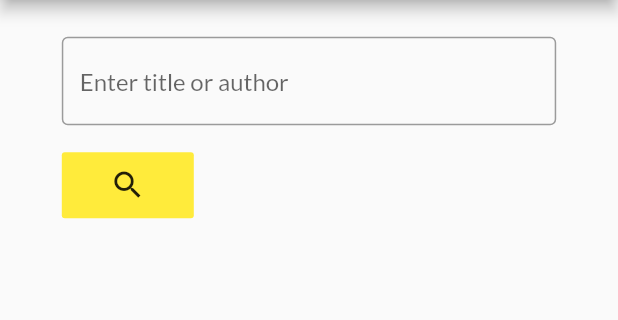
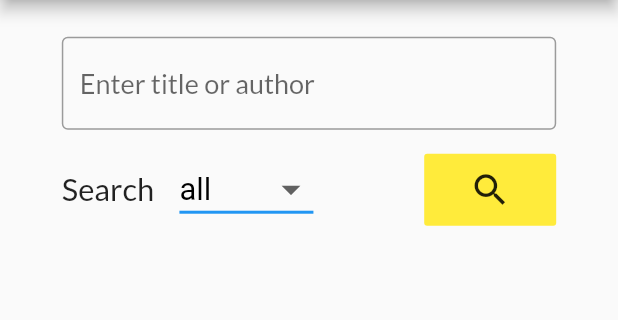
Before and after one commit to Pandaliha/flutter_app, a Flutter app: the Books screen opened by its route, on a phone screen of 412 x 824 dp, the part 84-404 px from its top. Run offline on Flutter 3.47's test engine with Material 2 defaults, Android fonts, the phone set to English and light mode, and no system bars; our stand-ins replace material_design_icons_flutter; network calls fail.

Commit message:
books form input fields

```diff
--- a/lib/pages/books/books.dart
+++ b/lib/pages/books/books.dart
@@ -1,3 +1,4 @@
+import 'package:flutter/cupertino.dart';
 import 'package:flutter/material.dart';
 import 'package:flutter_app/pages/menu/menu.dart';
 import 'package:flutter/services.dart';
@@ -12,14 +13,12 @@ class Books extends StatefulWidget {
   _BooksState createState() => _BooksState();
 }
 
-
-enum Filter { all, title, author}
-
 class _BooksState extends State<Books> {
   TextEditingController _controller = TextEditingController();
   String searchterm;
-  Filter _filter = Filter.all;
+  //Filter _filter = Filter.all;
   final _formKey = GlobalKey<FormState>();
+  String dropdownValue = 'all';
 
   @override
   void initState() {
@@ -62,6 +61,7 @@ class _BooksState extends State<Books> {
                     child: TextFormField(
                       decoration: const InputDecoration(
                         hintText: 'Enter title or author',
+                        hintStyle: TextStyle(fontSize: 18),
                         border: OutlineInputBorder(),
                         //icon: Icon(Icons.search),
                       ),
@@ -73,88 +73,57 @@ class _BooksState extends State<Books> {
                       },
                     ),
                   ),
-
-                  /*Text('Search for: ', style: TextStyle(
-                    fontSize: width * 0.055,
-                  ),),*/
-                  /*ListTile(
-                    title: const Text('All'),
-                    leading: Radio(
-                      value: Filter.all,
-                      groupValue: _filter,
-                      onChanged: (Filter value) {
+              Padding(
+                padding: const EdgeInsets.symmetric(vertical: 8.0),
+                child: Row(
+                  mainAxisAlignment: MainAxisAlignment.spaceBetween,
+                  children: <Widget>[
+                     Text('Search ', style: TextStyle(
+                        fontSize: width * 0.05,
+                      ),
+                      ),
+                    DropdownButton<String>(
+                      value: dropdownValue,
+                      icon: Icon(Icons.arrow_drop_down, size: 30.0,),
+                      iconSize: 28,
+                      elevation: 16,
+                      style: TextStyle(color: Theme.of(context).cursorColor, fontSize: width * 0.05),
+                      underline: Container(
+                        height: 2,
+                        color: Theme.of(context).accentColor,
+                      ),
+                      onChanged: (String newValue) {
                         setState(() {
-                          _filter = value;
+                          dropdownValue = newValue;
                         });
                       },
+                      items: <String>['all', 'title', 'author']
+                          .map<DropdownMenuItem<String>>((String value) {
+                        return DropdownMenuItem<String>(
+                          value: value,
+                          child: Text(value),
+                        );
+                      }).toList(),
                     ),
-                  ),
-                  ListTile(
-                    title: const Text('Title'),
-                    leading: Radio(
-                      value: Filter.title,
-                      groupValue: _filter,
-                      onChanged: (Filter value) {
-                        setState(() {
-                          _filter = value;
-                        });
-                      },
-                    ),
-                  ),
-                  ListTile(
-                    title: const Text('Author'),
-                    leading: Radio(
-                      value: Filter.author,
-                      groupValue: _filter,
-                      onChanged: (Filter value) {
-                        setState(() {
-                          _filter = value;
-                        });
-                      },
-                    ),
-                  ),*/
-                  Padding(
-                    padding: const EdgeInsets.symmetric(vertical: 8.0),
-                    child: FlatButton(
+                    Padding(padding: EdgeInsets.symmetric(horizontal: 24.0)),
+                    FlatButton(
                           color: Theme.of(context).buttonColor,
                           disabledColor: Colors.grey,
-                        padding: EdgeInsets.all(10.0),
+                          padding: EdgeInsets.symmetric(vertical: 10.0, horizontal: 12.0),
                           splashColor: Theme.of(context).primaryColor,
                           onPressed: () {
                             if (_formKey.currentState.validate()) {
                               // Process data.
                             }
                           },
-                      child: Icon(Icons.search) //Text('Submit'),
+                          child: Icon(Icons.search, size: 28.0,) //Text('Submit'),
+                      ),
+                  ],
                 ),
               ),
                 ],
               ),
             ),
-
-                /*TextField(
-                  decoration: InputDecoration(
-                    border: OutlineInputBorder(),
-                    labelText: 'Enter title or author',
-                    icon: Icon(Icons.search),
-                  ),
-                controller: _controller,
-                onSubmitted: (String searchterm) async {
-                  await showDialog<void>(
-                    context: context,
-                    builder: (BuildContext context) {
-                      // TODO
-                      return Text(
-                        'To DO',
-                        style: TextStyle(
-                          fontSize: width * 0.05,
-                        ),
-                      );
-                    },
-                  );
-                },
-      ),*/
-
               ],
             ),
           ),
--- a/lib/pages/settings/settings.dart
+++ b/lib/pages/settings/settings.dart
@@ -78,7 +78,11 @@ class _SettingsState extends State<Settings> {
                             ),
                           ],
                         ),
-                        RaisedButton(
+                        FlatButton(
+                          color: Theme.of(context).buttonColor,
+                          disabledColor: Colors.grey,
+                          padding: EdgeInsets.all(10.0),
+                          splashColor: Theme.of(context).primaryColor,
                           onPressed: () {
                             _changeTheme(context, MyThemeKeys.LIGHT);
                           },
@@ -117,7 +121,11 @@ class _SettingsState extends State<Settings> {
                             ),
                           ],
                         ),
-                        RaisedButton(
+                        FlatButton(
+                          color: Theme.of(context).buttonColor,
+                          disabledColor: Colors.grey,
+                          padding: EdgeInsets.all(10.0),
+                          splashColor: Theme.of(context).primaryColor,
                           onPressed: () {
                             _changeTheme(context, MyThemeKeys.DARK);
                           },
@@ -156,7 +164,11 @@ class _SettingsState extends State<Settings> {
                             ),
                           ],
                         ),
-                        RaisedButton(
+                        FlatButton(
+                          color: Theme.of(context).buttonColor,
+                          disabledColor: Colors.grey,
+                          padding: EdgeInsets.all(10.0),
+                          splashColor: Theme.of(context).primaryColor,
                           onPressed: () {
                             _changeTheme(context, MyThemeKeys.BW);
                           },
--- a/lib/style/themes.dart
+++ b/lib/style/themes.dart
@@ -7,8 +7,9 @@ class MyThemes {
     primaryColor: Color(0xff8BC34A),
     highlightColor: Color(0xffc6ff00),
     accentColor: Color(0xff2196f3),
+    buttonColor: Color(0xffFFEB3B),
+    cursorColor: Colors.black,
     brightness: Brightness.light,
-    buttonColor: Color(0xffFFEB3B),
     fontFamily: 'Lato',
   );
 
@@ -17,6 +18,7 @@ class MyThemes {
     highlightColor: Color(0xffd500f9),
     accentColor: Colors.deepPurpleAccent,
     buttonColor: Colors.deepPurple[300],
+    cursorColor: Colors.white,
     brightness: Brightness.dark,
     fontFamily: 'Lato',
   );
@@ -26,6 +28,7 @@ class MyThemes {
     highlightColor: Color(0xffeeeeee),
     accentColor:  Colors.white,
     buttonColor: Colors.grey[500],
+    cursorColor: Colors.white,
     brightness: Brightness.dark,
     scaffoldBackgroundColor:  Colors.black,
     fontFamily: 'Lato',
```
Lines whose indentation alone changed are shown as unchanged.
